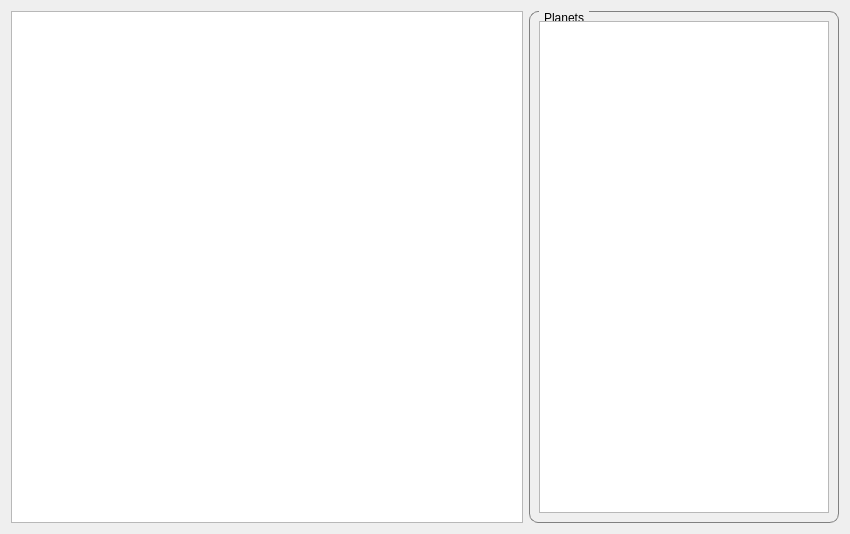
The window that GalaxyGame/Student/mapwindow.ui (ado130/GalaxyGame) describes before a commit, drawn with Qt 5.
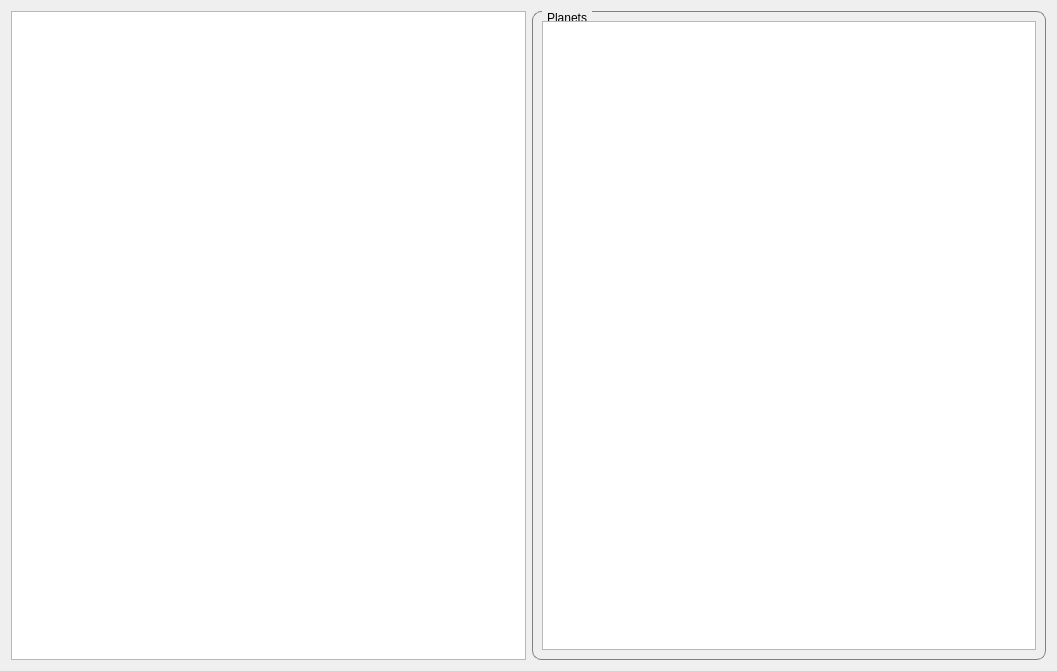
The same window after the commit.

Diff of the .ui file:
```diff
--- a/GalaxyGame/Student/mapwindow.ui
+++ b/GalaxyGame/Student/mapwindow.ui
@@ -6,8 +6,8 @@
    <rect>
     <x>0</x>
     <y>0</y>
-    <width>850</width>
-    <height>530</height>
+    <width>1057</width>
+    <height>671</height>
    </rect>
   </property>
   <property name="windowTitle">
```
